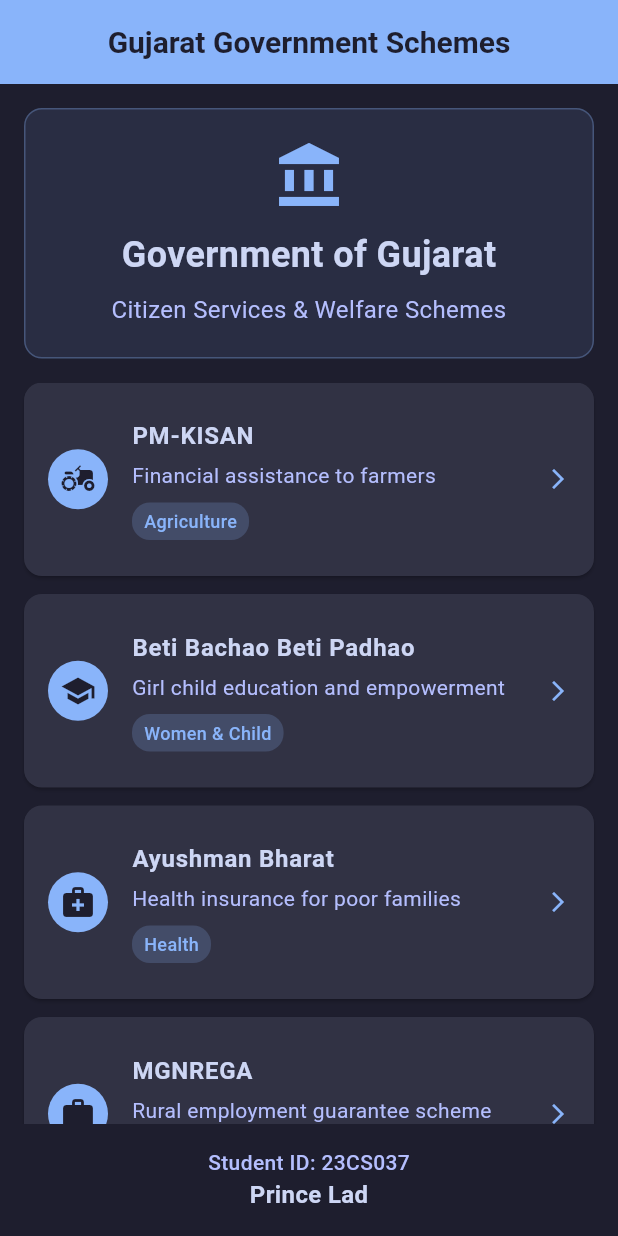
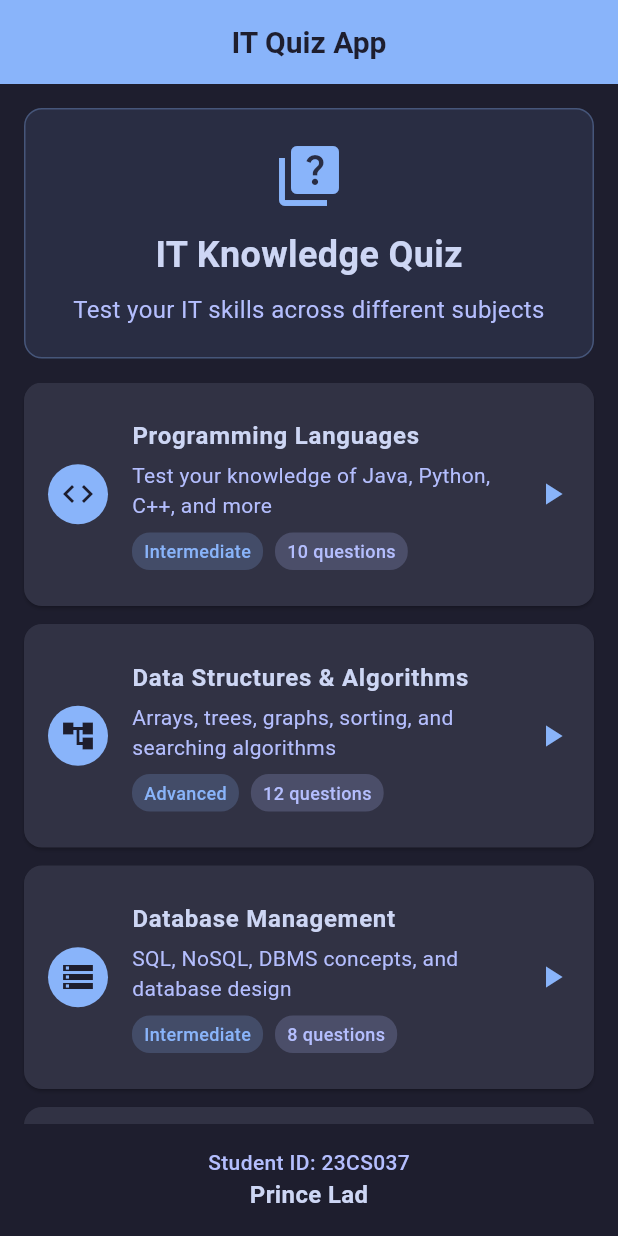
Before and after one commit to Princelad/MAD, a Flutter app: the screen it shows after launch, on a phone screen of 412 x 824 dp. Run offline on Flutter 3.47's test engine with Material 3 defaults, Android fonts, the phone set to English and light mode, and no system bars; our stand-ins replace audioplayers.

Commit message:
Refactor IT Quiz application structure and update README with project details

```diff
--- a/practical_6/lib/main.dart
+++ b/practical_6/lib/main.dart
@@ -1,16 +1,16 @@
 import 'package:flutter/material.dart';
 
 void main() {
-  runApp(const GujaratSchemesApp());
+  runApp(const ITQuizApp());
 }
 
-class GujaratSchemesApp extends StatelessWidget {
-  const GujaratSchemesApp({super.key});
+class ITQuizApp extends StatelessWidget {
+  const ITQuizApp({super.key});
 
   @override
   Widget build(BuildContext context) {
     return MaterialApp(
-      title: 'Gujarat Government Schemes',
+      title: 'IT Quiz App',
       theme: ThemeData(
         brightness: Brightness.dark,
         scaffoldBackgroundColor: const Color(0xFF1e1e2e),
@@ -24,50 +24,56 @@
           bodyMedium: TextStyle(color: Color(0xFFcdd6f4)),
         ),
       ),
-      home: const SchemesHomePage(),
+      home: QuizHomePage(),
     );
   }
 }
 
-class SchemesHomePage extends StatelessWidget {
-  const SchemesHomePage({super.key});
+class QuizHomePage extends StatelessWidget {
+  QuizHomePage({super.key});
 
-  final List<Scheme> schemes = const [
-    Scheme(
-      name: 'PM-KISAN',
-      description: 'Financial assistance to farmers',
-      category: 'Agriculture',
-      icon: Icons.agriculture,
+  final List<QuizSubject> subjects = [
+    const QuizSubject(
+      name: 'Programming Languages',
+      description: 'Test your knowledge of Java, Python, C++, and more',
+      difficulty: 'Intermediate',
+      icon: Icons.code,
+      questionCount: 10,
     ),
-    Scheme(
-      name: 'Beti Bachao Beti Padhao',
-      description: 'Girl child education and empowerment',
-      category: 'Women & Child',
-      icon: Icons.school,
+    const QuizSubject(
+      name: 'Data Structures & Algorithms',
+      description: 'Arrays, trees, graphs, sorting, and searching algorithms',
+      difficulty: 'Advanced',
+      icon: Icons.account_tree,
+      questionCount: 12,
     ),
-    Scheme(
-      name: 'Ayushman Bharat',
-      description: 'Health insurance for poor families',
-      category: 'Health',
-      icon: Icons.medical_services,
+    const QuizSubject(
+      name: 'Database Management',
+      description: 'SQL, NoSQL, DBMS concepts, and database design',
+      difficulty: 'Intermediate',
+      icon: Icons.storage,
+      questionCount: 8,
     ),
-    Scheme(
-      name: 'MGNREGA',
-      description: 'Rural employment guarantee scheme',
-      category: 'Employment',
-      icon: Icons.work,
+    const QuizSubject(
+      name: 'Web Development',
+      description: 'HTML, CSS, JavaScript, React, and web technologies',
+      difficulty: 'Beginner',
+      icon: Icons.web,
+      questionCount: 15,
     ),
-    Scheme(
-      name: 'Jan Aushadhi',
-      description: 'Affordable medicines for all',
-      category: 'Health',
-      icon: Icons.local_pharmacy,
+    const QuizSubject(
+      name: 'Computer Networks',
+      description: 'OSI model, TCP/IP, protocols, and network security',
+      difficulty: 'Advanced',
+      icon: Icons.wifi,
+      questionCount: 10,
     ),
-    Scheme(
-      name: 'Digital Gujarat',
-      description: 'Digital services and governance',
-      category: 'Technology',
-      icon: Icons.computer,
+    const QuizSubject(
+      name: 'Mobile Development',
+      description: 'Flutter, React Native, Android, and iOS development',
+      difficulty: 'Intermediate',
+      icon: Icons.phone_android,
+      questionCount: 9,
     ),
   ];
 
@@ -76,7 +82,7 @@
     return Scaffold(
       appBar: AppBar(
         title: const Text(
-          'Gujarat Government Schemes',
+          'IT Quiz App',
           style: TextStyle(fontWeight: FontWeight.bold, fontSize: 20),
         ),
         centerTitle: true,
@@ -97,10 +103,10 @@
             ),
             child: const Column(
               children: [
-                Icon(Icons.account_balance, size: 48, color: Color(0xFF89B4FA)),
+                Icon(Icons.quiz, size: 48, color: Color(0xFF89B4FA)),
                 SizedBox(height: 12),
                 Text(
-                  'Government of Gujarat',
+                  'IT Knowledge Quiz',
                   style: TextStyle(
                     fontSize: 24,
                     fontWeight: FontWeight.bold,
@@ -109,7 +115,7 @@
                 ),
                 SizedBox(height: 8),
                 Text(
-                  'Citizen Services & Welfare Schemes',
+                  'Test your IT skills across different subjects',
                   style: TextStyle(fontSize: 16, color: Color(0xFFb4befe)),
                   textAlign: TextAlign.center,
                 ),
@@ -117,13 +123,13 @@
             ),
           ),
 
-          // Schemes List
+          // Quiz Subjects List
           Expanded(
             child: ListView.builder(
               padding: const EdgeInsets.symmetric(horizontal: 16),
-              itemCount: schemes.length,
+              itemCount: subjects.length,
               itemBuilder: (context, index) {
-                final scheme = schemes[index];
+                final subject = subjects[index];
                 return Card(
                   margin: const EdgeInsets.only(bottom: 12),
                   color: const Color(0xFF313244),
@@ -131,10 +137,10 @@
                     contentPadding: const EdgeInsets.all(16),
                     leading: CircleAvatar(
                       backgroundColor: const Color(0xFF89B4FA),
-                      child: Icon(scheme.icon, color: const Color(0xFF1e1e2e)),
+                      child: Icon(subject.icon, color: const Color(0xFF1e1e2e)),
                     ),
                     title: Text(
-                      scheme.name,
+                      subject.name,
                       style: const TextStyle(
                         fontWeight: FontWeight.bold,
                         color: Color(0xFFcdd6f4),
@@ -145,10 +151,12 @@
                       children: [
                         const SizedBox(height: 4),
                         Text(
-                          scheme.description,
+                          subject.description,
                           style: const TextStyle(color: Color(0xFFb4befe)),
                         ),
                         const SizedBox(height: 8),
+                        Row(
+                          children: [
                             Container(
                               padding: const EdgeInsets.symmetric(
                                 horizontal: 8,
@@ -159,7 +167,7 @@
                                 borderRadius: BorderRadius.circular(12),
                               ),
                               child: Text(
-                            scheme.category,
+                                subject.difficulty,
                                 style: const TextStyle(
                                   fontSize: 12,
                                   color: Color(0xFF89B4FA),
@@ -167,15 +175,36 @@
                                 ),
                               ),
                             ),
+                            const SizedBox(width: 8),
+                            Container(
+                              padding: const EdgeInsets.symmetric(
+                                horizontal: 8,
+                                vertical: 4,
+                              ),
+                              decoration: BoxDecoration(
+                                color: const Color(0xFFb4befe).withOpacity(0.2),
+                                borderRadius: BorderRadius.circular(12),
+                              ),
+                              child: Text(
+                                '${subject.questionCount} questions',
+                                style: const TextStyle(
+                                  fontSize: 12,
+                                  color: Color(0xFFb4befe),
+                                  fontWeight: FontWeight.w500,
+                                ),
+                              ),
+                            ),
+                          ],
+                        ),
                       ],
                     ),
                     trailing: const Icon(
-                      Icons.arrow_forward_ios,
+                      Icons.play_arrow,
                       color: Color(0xFF89B4FA),
-                      size: 16,
+                      size: 24,
                     ),
                     onTap: () {
-                      _showSchemeDetails(context, scheme);
+                      _showQuizDetails(context, subject);
                     },
                   ),
                 );
@@ -213,7 +242,7 @@
     );
   }
 
-  void _showSchemeDetails(BuildContext context, Scheme scheme) {
+  void _showQuizDetails(BuildContext context, QuizSubject subject) {
     showDialog(
       context: context,
       builder: (BuildContext context) {
@@ -221,11 +250,11 @@
           backgroundColor: const Color(0xFF313244),
           title: Row(
             children: [
-              Icon(scheme.icon, color: const Color(0xFF89B4FA)),
+              Icon(subject.icon, color: const Color(0xFF89B4FA)),
               const SizedBox(width: 12),
               Expanded(
                 child: Text(
-                  scheme.name,
+                  subject.name,
                   style: const TextStyle(
                     color: Color(0xFFcdd6f4),
                     fontWeight: FontWeight.bold,
@@ -238,21 +267,33 @@
             mainAxisSize: MainAxisSize.min,
             crossAxisAlignment: CrossAxisAlignment.start,
             children: [
+              Row(
+                children: [
                   Text(
-                'Category: ${scheme.category}',
+                    'Difficulty: ${subject.difficulty}',
                     style: const TextStyle(
                       color: Color(0xFF89B4FA),
                       fontWeight: FontWeight.w500,
                     ),
                   ),
+                  const Spacer(),
+                  Text(
+                    '${subject.questionCount} Questions',
+                    style: const TextStyle(
+                      color: Color(0xFFb4befe),
+                      fontWeight: FontWeight.w500,
+                    ),
+                  ),
+                ],
+              ),
               const SizedBox(height: 12),
               Text(
-                scheme.description,
+                subject.description,
                 style: const TextStyle(color: Color(0xFFb4befe), fontSize: 16),
               ),
               const SizedBox(height: 16),
               const Text(
-                'For more information, visit the official Gujarat Government portal or contact your local government office.',
+                'Are you ready to test your knowledge in this subject? Click "Start Quiz" to begin!',
                 style: TextStyle(color: Color(0xFFcdd6f4), fontSize: 14),
               ),
             ],
@@ -263,11 +304,25 @@
                 Navigator.of(context).pop();
               },
               child: const Text(
-                'Close',
+                'Cancel',
                 style: TextStyle(
-                  color: Color(0xFF89B4FA),
+                  color: Color(0xFFb4befe),
                   fontWeight: FontWeight.w500,
                 ),
+              ),
+            ),
+            ElevatedButton(
+              onPressed: () {
+                Navigator.of(context).pop();
+                _startQuiz(context, subject);
+              },
+              style: ElevatedButton.styleFrom(
+                backgroundColor: const Color(0xFF89B4FA),
+                foregroundColor: const Color(0xFF1e1e2e),
+              ),
+              child: const Text(
+                'Start Quiz',
+                style: TextStyle(fontWeight: FontWeight.bold),
               ),
             ),
           ],
@@ -275,18 +330,30 @@
       },
     );
   }
+
+  void _startQuiz(BuildContext context, QuizSubject subject) {
+    // For now, show a simple message. Later this can navigate to actual quiz
+    ScaffoldMessenger.of(context).showSnackBar(
+      SnackBar(
+        content: Text('Starting ${subject.name} quiz...'),
+        backgroundColor: const Color(0xFF89B4FA),
+      ),
+    );
+  }
 }
 
-class Scheme {
+class QuizSubject {
   final String name;
   final String description;
-  final String category;
+  final String difficulty;
   final IconData icon;
+  final int questionCount;
 
-  const Scheme({
+  const QuizSubject({
     required this.name,
     required this.description,
-    required this.category,
+    required this.difficulty,
     required this.icon,
+    required this.questionCount,
   });
 }
```
Also changed, not shown: practical_6/practical_4/pubspec.yaml (added, +23 -0 lines), 6 other files. Lines whose indentation alone changed are shown as unchanged.
